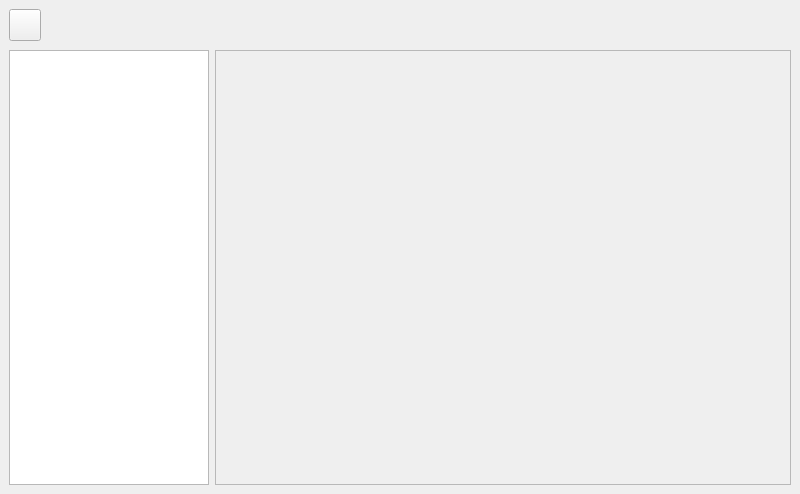
iserramacsa/mcomms, file ui/src/ui/mainwindow.ui: the form before one commit.
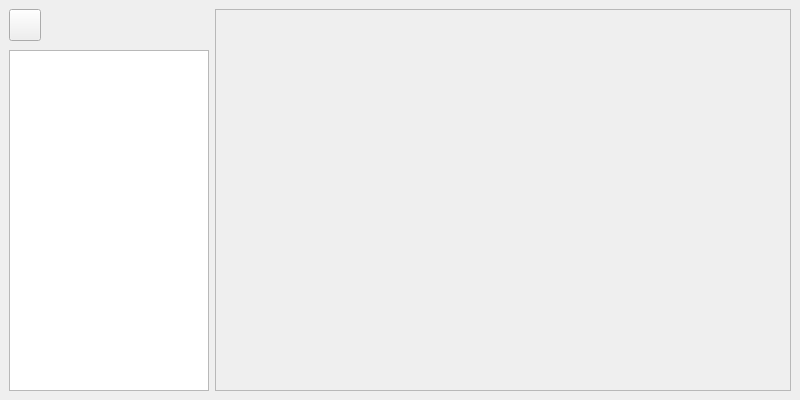
The form after the commit. Icons and pictures are not drawn.

Patch:
```diff
--- a/ui/src/ui/mainwindow.ui
+++ b/ui/src/ui/mainwindow.ui
@@ -7,7 +7,7 @@
     <x>0</x>
     <y>0</y>
     <width>800</width>
-    <height>494</height>
+    <height>400</height>
    </rect>
   </property>
   <property name="minimumSize">
@@ -17,6 +17,9 @@
    </size>
   </property>
   <widget class="QWidget" name="_centralWidget">
+   <property name="layoutDirection">
+    <enum>Qt::LeftToRight</enum>
+   </property>
    <layout class="QGridLayout" name="gridLayout">
     <item row="1" column="0">
      <widget class="QListView" name="_listPrinters">
@@ -31,8 +34,14 @@
       </property>
      </widget>
     </item>
-    <item row="0" column="0" colspan="2">
+    <item row="0" column="0">
      <widget class="QWidget" name="widget" native="true">
+      <property name="maximumSize">
+       <size>
+        <width>200</width>
+        <height>16777215</height>
+       </size>
+      </property>
       <layout class="QHBoxLayout" name="horizontalLayout">
        <property name="leftMargin">
         <number>0</number>
@@ -91,7 +100,7 @@
       </layout>
      </widget>
     </item>
-    <item row="1" column="1">
+    <item row="0" column="1" rowspan="2">
      <widget class="QFrame" name="_printerHolder">
       <property name="frameShape">
        <enum>QFrame::StyledPanel</enum>
```
Left out of the diff: 2 changed lines with no effect on the pictures.
